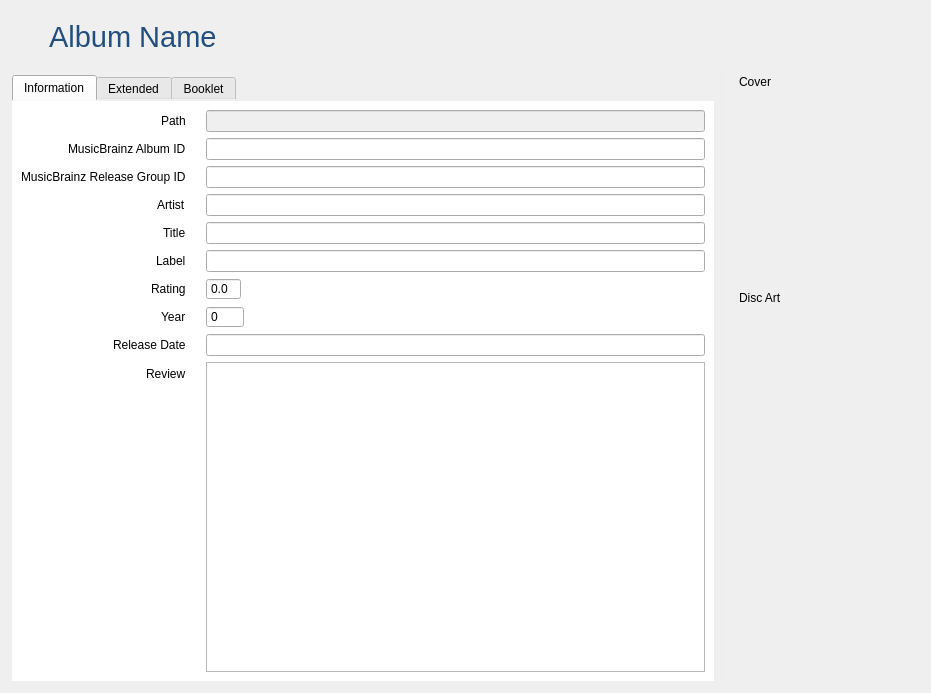
The window that music/MusicWidgetAlbum.ui (Komet/MediaElch) describes before a commit, drawn with Qt 5.
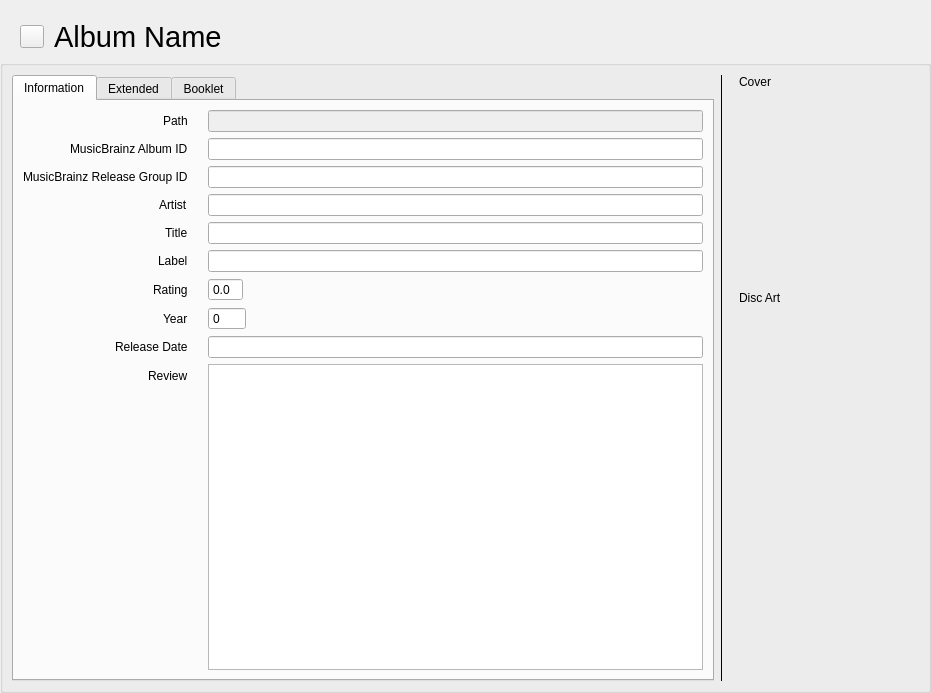
The same window after the commit. Icons and pictures are not drawn. Custom widgets are drawn as their Qt base class.

Patch:
```diff
--- a/music/MusicWidgetAlbum.ui
+++ b/music/MusicWidgetAlbum.ui
@@ -13,16 +13,6 @@
   <property name="windowTitle">
    <string notr="true">Form</string>
   </property>
-  <property name="styleSheet">
-   <string notr="true">#tabWidget {
-	border: 0;
-}
-
-#tab, #tab_2 {
-	background-color: #ffffff;
-}
-</string>
-  </property>
   <layout class="QVBoxLayout" name="verticalLayout" stretch="0,1">
    <property name="leftMargin">
     <number>0</number>
@@ -62,9 +52,6 @@
        <property name="toolTip">
         <string>Album has changed. Click to revert changes.</string>
        </property>
-       <property name="styleSheet">
-        <string notr="true">border: none;</string>
-       </property>
        <property name="text">
         <string/>
        </property>
@@ -88,10 +75,6 @@
          <pointsize>22</pointsize>
         </font>
        </property>
-       <property name="styleSheet">
-        <string notr="true">color: #224f7f;
-</string>
-       </property>
        <property name="text">
         <string>Album Name</string>
        </property>
@@ -117,13 +100,6 @@
    </item>
    <item>
     <widget class="QGroupBox" name="groupBox_3">
-     <property name="styleSheet">
-      <string notr="true">QGroupBox {
-	border-radius: 0;
-	background-color: transparent;
-}
-</string>
-     </property>
      <property name="title">
       <string/>
      </property>
@@ -401,9 +377,6 @@
       </item>
       <item>
        <widget class="Line" name="line">
-        <property name="styleSheet">
-         <string notr="true">color: #ebebeb;</string>
-        </property>
         <property name="frameShadow">
          <enum>QFrame::Plain</enum>
         </property>
```
